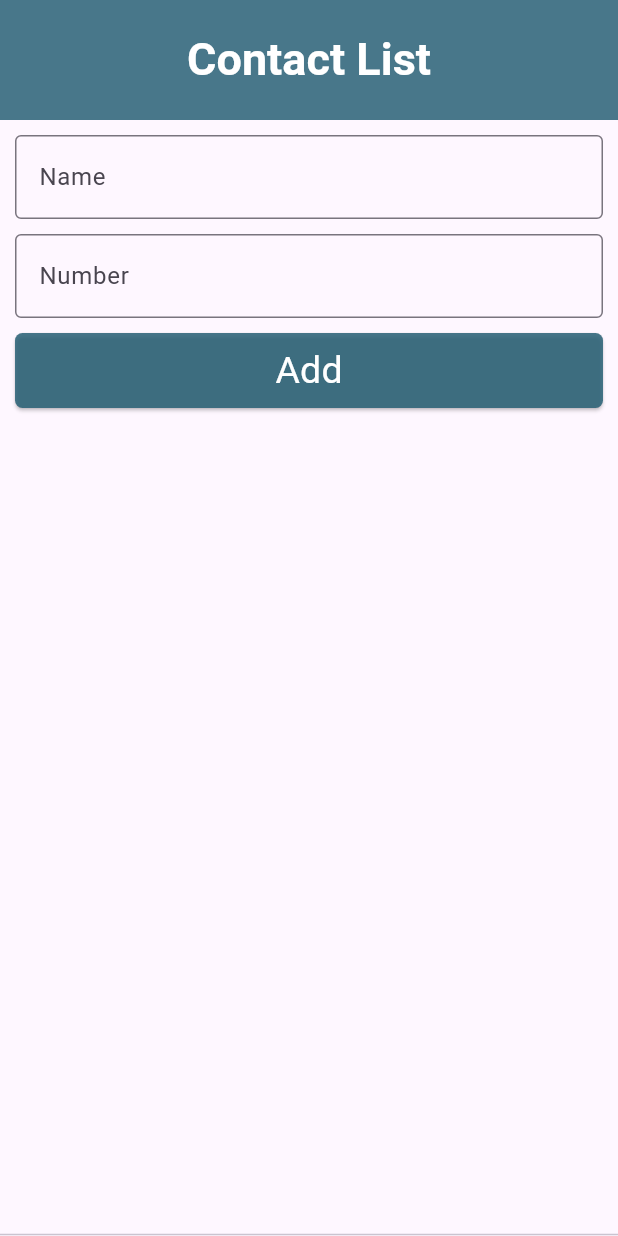
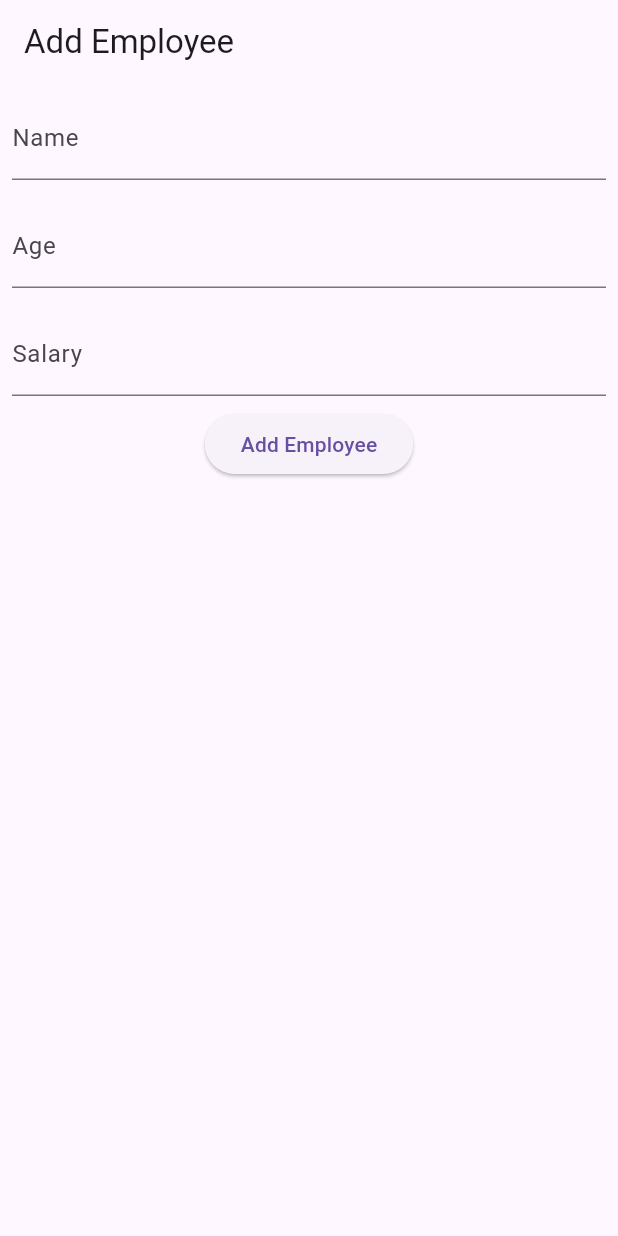
Before and after one commit to maynul4/Assignment, a Flutter app: the screen it shows after launch, on a phone screen of 412 x 824 dp. Run offline on Flutter 3.47's test engine with Material 3 defaults, Android fonts, the phone set to English and light mode, and no system bars.

Commit message:
Live Test

```diff
--- /dev/null
+++ b/lib/Live Test.dart
@@ -0,0 +1,86 @@
+import 'package:flutter/cupertino.dart';
+import 'package:flutter/material.dart';
+
+class LiveTest extends StatefulWidget{
+   LiveTest({super.key});
+
+  @override
+  State<LiveTest> createState() => _LiveTestState();
+}
+
+class _LiveTestState extends State<LiveTest> {
+
+  List <Map<String, dynamic>> emloyeeInfo = [];
+
+  TextEditingController _NameController = TextEditingController();
+
+  TextEditingController _ageController = TextEditingController();
+
+  TextEditingController _salaryContrller = TextEditingController();
+
+  addInfo(){
+    setState(() {
+      emloyeeInfo.add(
+        {
+          'Name':_NameController.text,
+          'Age': _ageController.text,
+          'Salary': _salaryContrller.text
+        }
+      );
+    });
+    _NameController.clear();
+    _ageController.clear();
+    _salaryContrller.clear();
+  }
+
+
+  @override
+  Widget build(BuildContext context) {
+    return Scaffold(
+      appBar: AppBar(
+        title: Text('Add Employee'),
+      ),
+
+      body: Column(
+        children: [
+          Padding(
+            padding: const EdgeInsets.all(8.0),
+            child: TextFormField(
+              controller: _NameController,
+              decoration: InputDecoration(
+                labelText: 'Name',
+                hintText: 'Name'
+              ),
+            ),
+          ),
+          Padding(
+            padding: const EdgeInsets.all(8.0),
+            child: TextFormField(
+              controller: _ageController,
+              keyboardType: TextInputType.number,
+              decoration: InputDecoration(
+                labelText: 'Age',
+                hintText: 'Age'
+              ),
+            ),
+          ),
+          Padding(
+            padding: const EdgeInsets.all(8.0),
+            child: TextFormField(
+              controller: _salaryContrller,
+              keyboardType: TextInputType.number,
+              decoration: InputDecoration(
+                labelText: 'Salary',
+                hintText: 'Salary'
+
+              ),
+            ),
+          ),
+
+          ElevatedButton(onPressed: (){addInfo();}, child: Text('Add Employee'))
+
+        ],
+      ),
+    );
+  }
+}
--- a/lib/main.dart
+++ b/lib/main.dart
@@ -1,4 +1,6 @@
 
+
+import 'package:assignment/Live%20Test.dart';
 import 'package:flutter/cupertino.dart';
 import 'package:flutter/material.dart';
 import 'package:flutter/services.dart';
@@ -19,7 +21,7 @@ class ContactList extends StatelessWidget {
   @override
   Widget build(BuildContext context) {
     return MaterialApp(
-      home: Assignment(),
+      home: LiveTest(),
       debugShowCheckedModeBanner: false,
       title: 'Contact List',);
   }
```
